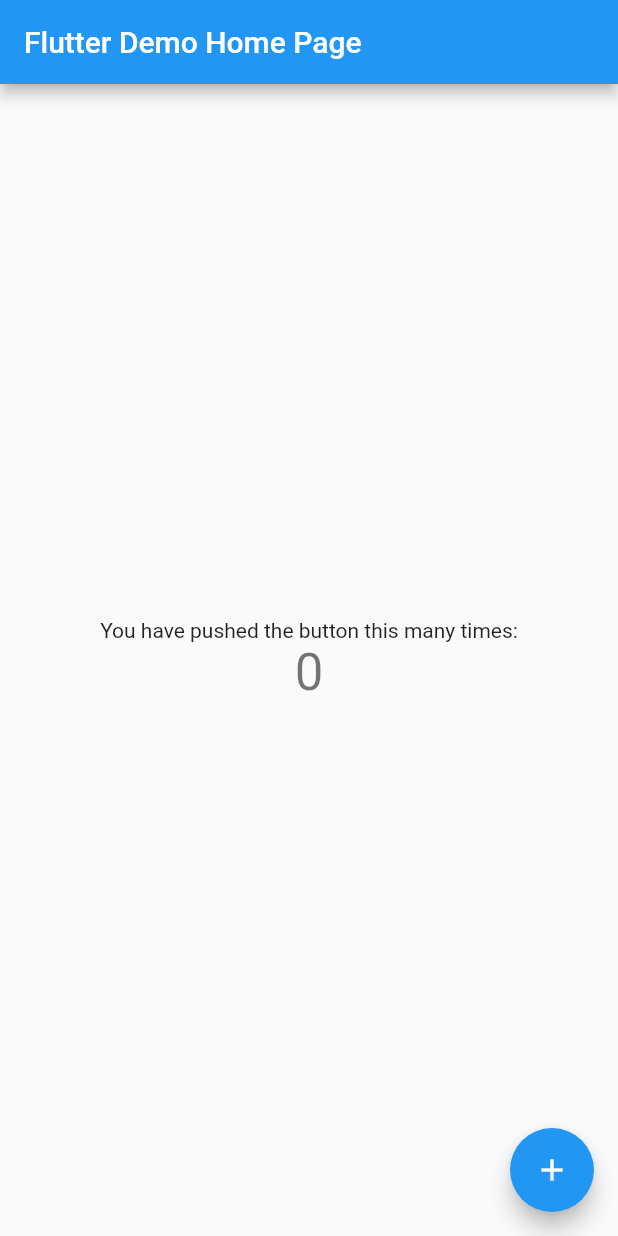
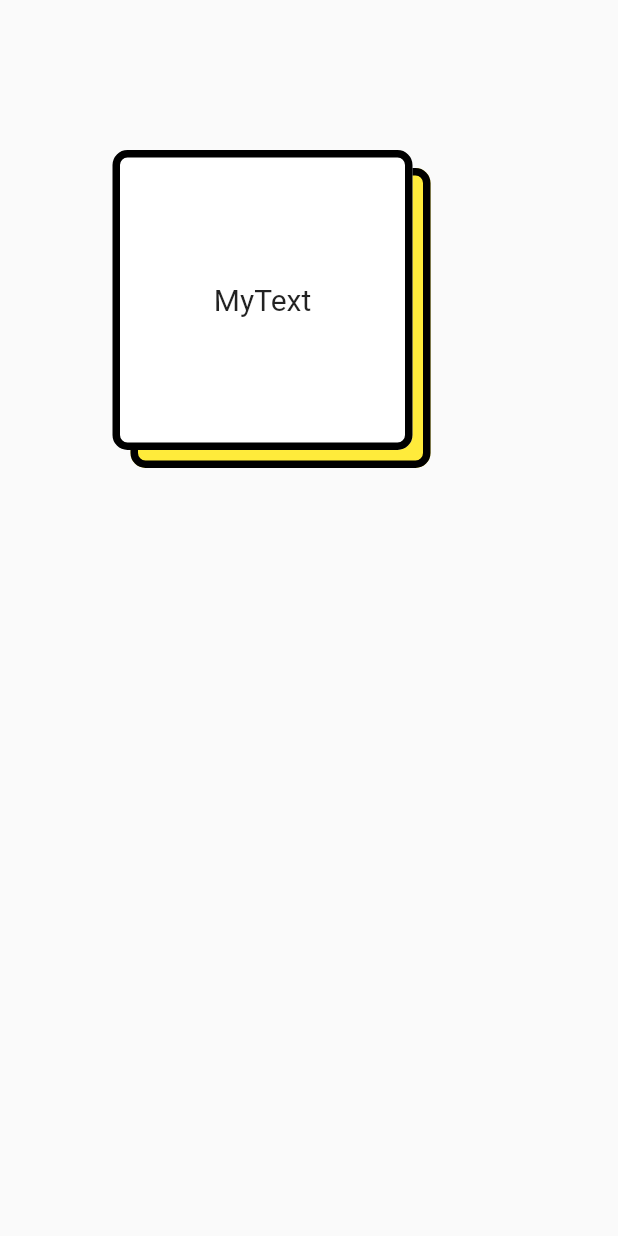
Before and after one commit to YUSUKESUP/Task_Tracker, a Flutter app: the screen it shows after launch, on a phone screen of 412 x 824 dp. Run offline on Flutter 3.47's test engine with Material 2 defaults, Android fonts, the phone set to English and light mode, and no system bars.

Commit message:
漫画ライクなコンテイナーを作成

```diff
--- /dev/null
+++ b/lib/home_page.dart
@@ -0,0 +1,20 @@
+import 'package:firebase_crud/stack.dart';
+import 'package:flutter/material.dart';
+
+class HomePage extends StatefulWidget {
+  const HomePage({Key? key}) : super(key: key);
+
+  @override
+  State<HomePage> createState() => _HomePageState();
+}
+
+class _HomePageState extends State<HomePage> {
+  @override
+  Widget build(BuildContext context) {
+    return Scaffold(
+      body: Center(
+        child: StackedContainer(),
+      ),
+    );
+  }
+}
--- a/lib/main.dart
+++ b/lib/main.dart
@@ -1,4 +1,6 @@
 import 'package:flutter/material.dart';
+
+import 'home_page.dart';
 
 void main() {
   runApp(const MyApp());
@@ -11,105 +13,7 @@ class MyApp extends StatelessWidget {
   @override
   Widget build(BuildContext context) {
     return MaterialApp(
-      title: 'Flutter Demo',
-      theme: ThemeData(
-        // This is the theme of your application.
-        //
-        // Try running your application with "flutter run". You'll see the
-        // application has a blue toolbar. Then, without quitting the app, try
-        // changing the primarySwatch below to Colors.green and then invoke
-        // "hot reload" (press "r" in the console where you ran "flutter run",
-        // or simply save your changes to "hot reload" in a Flutter IDE).
-        // Notice that the counter didn't reset back to zero; the application
-        // is not restarted.
-        primarySwatch: Colors.blue,
-      ),
-      home: const MyHomePage(title: 'Flutter Demo Home Page'),
+      home: const HomePage(),
     );
   }
 }
-
-class MyHomePage extends StatefulWidget {
-  const MyHomePage({super.key, required this.title});
-
-  // This widget is the home page of your application. It is stateful, meaning
-  // that it has a State object (defined below) that contains fields that affect
-  // how it looks.
-
-  // This class is the configuration for the state. It holds the values (in this
-  // case the title) provided by the parent (in this case the App widget) and
-  // used by the build method of the State. Fields in a Widget subclass are
-  // always marked "final".
-
-  final String title;
-
-  @override
-  State<MyHomePage> createState() => _MyHomePageState();
-}
-
-class _MyHomePageState extends State<MyHomePage> {
-  int _counter = 0;
-
-  void _incrementCounter() {
-    setState(() {
-      // This call to setState tells the Flutter framework that something has
-      // changed in this State, which causes it to rerun the build method below
-      // so that the display can reflect the updated values. If we changed
-      // _counter without calling setState(), then the build method would not be
-      // called again, and so nothing would appear to happen.
-      _counter++;
-    });
-  }
-
-  @override
-  Widget build(BuildContext context) {
-    // This method is rerun every time setState is called, for instance as done
-    // by the _incrementCounter method above.
-    //
-    // The Flutter framework has been optimized to make rerunning build methods
-    // fast, so that you can just rebuild anything that needs updating rather
-    // than having to individually change instances of widgets.
-    return Scaffold(
-      appBar: AppBar(
-        // Here we take the value from the MyHomePage object that was created by
-        // the App.build method, and use it to set our appbar title.
-        title: Text(widget.title),
-      ),
-      body: Center(
-        // Center is a layout widget. It takes a single child and positions it
-        // in the middle of the parent.
-        child: Column(
-          // Column is also a layout widget. It takes a list of children and
-          // arranges them vertically. By default, it sizes itself to fit its
-          // children horizontally, and tries to be as tall as its parent.
-          //
-          // Invoke "debug painting" (press "p" in the console, choose the
-          // "Toggle Debug Paint" action from the Flutter Inspector in Android
-          // Studio, or the "Toggle Debug Paint" command in Visual Studio Code)
-          // to see the wireframe for each widget.
-          //
-          // Column has various properties to control how it sizes itself and
-          // how it positions its children. Here we use mainAxisAlignment to
-          // center the children vertically; the main axis here is the vertical
-          // axis because Columns are vertical (the cross axis would be
-          // horizontal).
-          mainAxisAlignment: MainAxisAlignment.center,
-          children: <Widget>[
-            const Text(
-              'You have pushed the button this many times:',
-            ),
-            Text(
-              '$_counter',
-              style: Theme.of(context).textTheme.headlineMedium,
-            ),
-          ],
-        ),
-      ),
-      floatingActionButton: FloatingActionButton(
-        onPressed: _incrementCounter,
-        tooltip: 'Increment',
-        child: const Icon(Icons.add),
-      ), // This trailing comma makes auto-formatting nicer for build methods.
-    );
-  }
-}
--- /dev/null
+++ b/lib/stack.dart
@@ -0,0 +1,70 @@
+import 'package:flutter/material.dart';
+
+class StackedContainer extends StatefulWidget {
+  const StackedContainer({Key? key}) : super(key: key);
+
+  @override
+  State<StackedContainer> createState() => _StackedContainerState();
+}
+
+class _StackedContainerState extends State<StackedContainer> {
+  @override
+  Widget build(BuildContext context) {
+    return Scaffold(
+      body: Stack(
+        children: <Widget>[
+          Positioned(
+              top: 112,
+              left: 87,
+              width: 200,
+              height: 200,
+              child: Container(
+                width: 250,
+                height: 200,
+                decoration: BoxDecoration(
+                  border: Border.all(
+                    color: Colors.black,
+                    width: 5,
+                  ),
+                  borderRadius: BorderRadius.circular(10),
+                  boxShadow: [
+                    BoxShadow(
+                      color: Colors.yellow,
+                    ),
+                  ],
+                ),
+                child: Center(
+                    child: Text("MyText", style: TextStyle(fontSize: 20))
+                ),
+              )
+          ),
+          Positioned(
+              top: 100,
+              left: 75,
+              width: 200,
+              height: 200,
+              child: Container(
+                width: 250,
+                height: 200,
+                decoration: BoxDecoration(
+                  border: Border.all(
+                    color: Colors.black,
+                    width: 5,
+                  ),
+                  borderRadius: BorderRadius.circular(10),
+                  boxShadow: [
+                    BoxShadow(
+                      color: Colors.white,
+                    ),
+                  ],
+                ),
+                child: Center(
+                    child: Text("MyText", style: TextStyle(fontSize: 20))
+                ),
+              )
+          ),
+        ],
+      ),
+    );
+  }
+}
```
